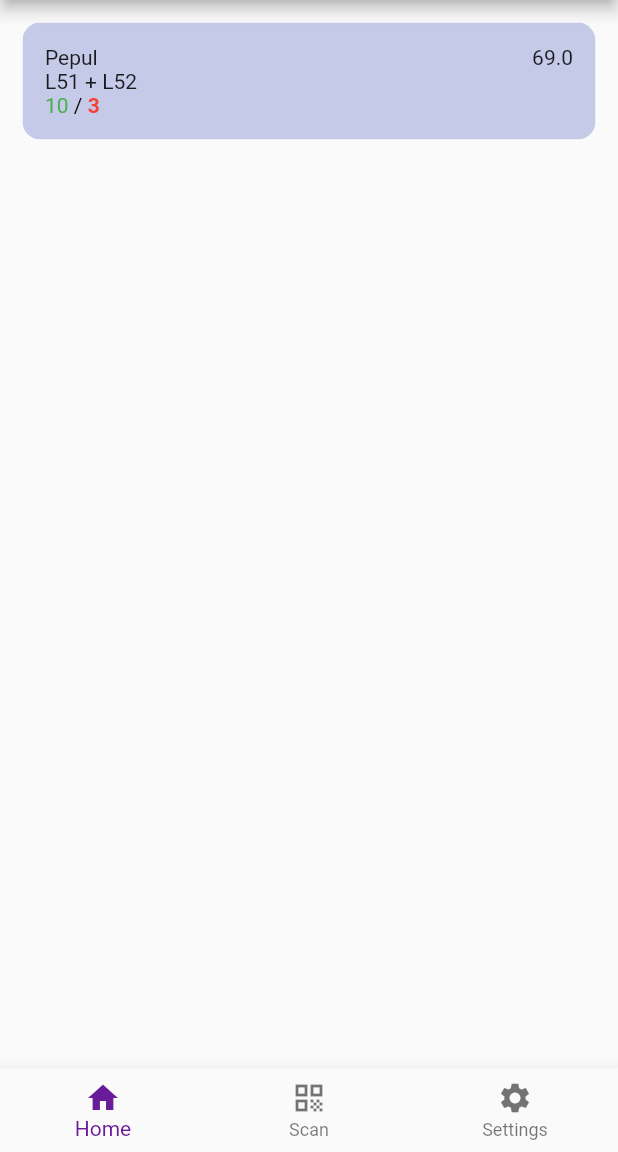
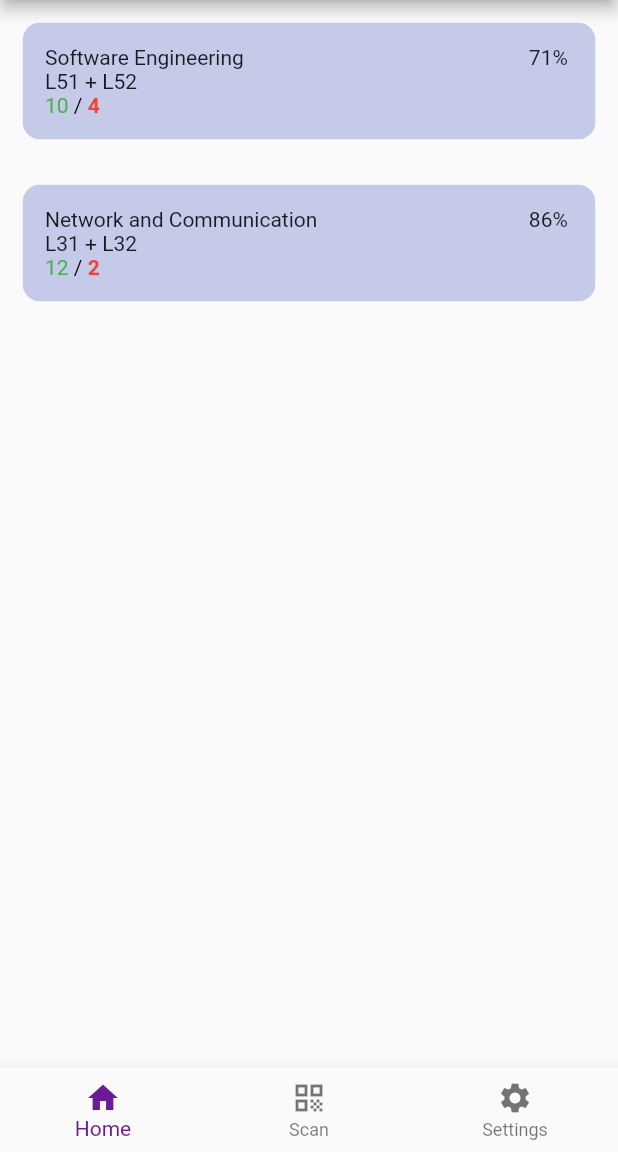
Before and after one commit to traQR/traQR-app, a Flutter app: the screen it shows once a user with an empty profile is signed in, on a phone screen of 412 x 824 dp, the part 84-1236 px from its top. Run offline on Flutter 3.47's test engine with Material 2 defaults, Android fonts, the phone set to English and light mode, and no system bars; our stand-ins replace firebase_auth, firebase_core, flutter_riverpod, google_sign_in; accounts and stored records are empty.

Commit message:
added course dummy data

```diff
--- a/lib/models/course.dart
+++ b/lib/models/course.dart
@@ -1,14 +1,8 @@
 class Course {
   final String title;
-  final double attendance;
   final String slot;
   final int attendedClasses;
   final int missedClasses;
 
-  Course(
-      {this.title,
-      this.attendance,
-      this.slot,
-      this.attendedClasses,
-      this.missedClasses});
+  Course({this.title, this.slot, this.attendedClasses, this.missedClasses});
 }
--- a/lib/presentation/screens/home/home_screen.dart
+++ b/lib/presentation/screens/home/home_screen.dart
@@ -1,4 +1,5 @@
 import 'package:flutter/material.dart';
+import 'package:traqr_app/models/course.dart';
 import 'package:traqr_app/presentation/widgets/class_card.dart';
 
 class HomeScreen extends StatefulWidget {
@@ -7,20 +8,35 @@ class HomeScreen extends StatefulWidget {
 }
 
 class _HomeScreenState extends State<HomeScreen> {
+  List<Course> _courses = [];
+
+  @override
+  void initState() {
+    _courses = [
+      Course(
+          title: 'Software Engineering',
+          slot: 'L51 + L52',
+          attendedClasses: 10,
+          missedClasses: 4),
+      Course(
+          title: 'Network and Communication',
+          slot: 'L31 + L32',
+          attendedClasses: 12,
+          missedClasses: 2)
+    ];
+    super.initState();
+  }
+
   @override
   Widget build(BuildContext context) {
     return Container(
-      child: Column(
-        children: [
-          ClassCard(
-            title: 'Pepul',
-            attendance: 69,
-            slot: 'L51 + L52',
-            attendedClasses: 10,
-            missedClasses: 3,
-          ),
-        ],
-      ),
-    );
+        child: ListView.builder(
+      itemCount: _courses.length,
+      itemBuilder: (context, index) {
+        return ClassCard(
+          course: _courses[index],
+        );
+      },
+    ));
   }
 }
--- a/lib/presentation/widgets/class_card.dart
+++ b/lib/presentation/widgets/class_card.dart
@@ -1,20 +1,14 @@
 import 'package:flutter/material.dart';
+import 'package:traqr_app/models/course.dart';
 
 class ClassCard extends StatelessWidget {
-  final String title;
-  final double attendance;
-  final String slot;
-  final int attendedClasses;
-  final int missedClasses;
+  final Course course;
 
-  ClassCard(
-      {this.title,
-      this.attendance,
-      this.slot,
-      this.attendedClasses,
-      this.missedClasses});
+  ClassCard({this.course});
   @override
   Widget build(BuildContext context) {
+    double attendance = course.attendedClasses /
+        (course.attendedClasses + course.missedClasses);
     return Container(
       padding: EdgeInsets.all(15),
       child: ClipRRect(
@@ -27,12 +21,15 @@ class ClassCard extends StatelessWidget {
             children: [
               Row(
                 mainAxisAlignment: MainAxisAlignment.spaceBetween,
-                children: [Text(title), Text(attendance.toString())],
+                children: [
+                  Text(course.title),
+                  Text(' ${(attendance * 100).round().toString()}% '),
+                ],
               ),
-              Text(slot),
+              Text(course.slot),
               RichText(
                 text: TextSpan(
-                  text: attendedClasses.toString(),
+                  text: course.attendedClasses.toString(),
                   style: TextStyle(color: Colors.green),
                   children: <TextSpan>[
                     TextSpan(
@@ -40,7 +37,7 @@ class ClassCard extends StatelessWidget {
                       style: TextStyle(color: Colors.black),
                     ),
                     TextSpan(
-                        text: missedClasses.toString(),
+                        text: course.missedClasses.toString(),
                         style: TextStyle(
                             fontWeight: FontWeight.bold, color: Colors.red)),
                   ],
```
